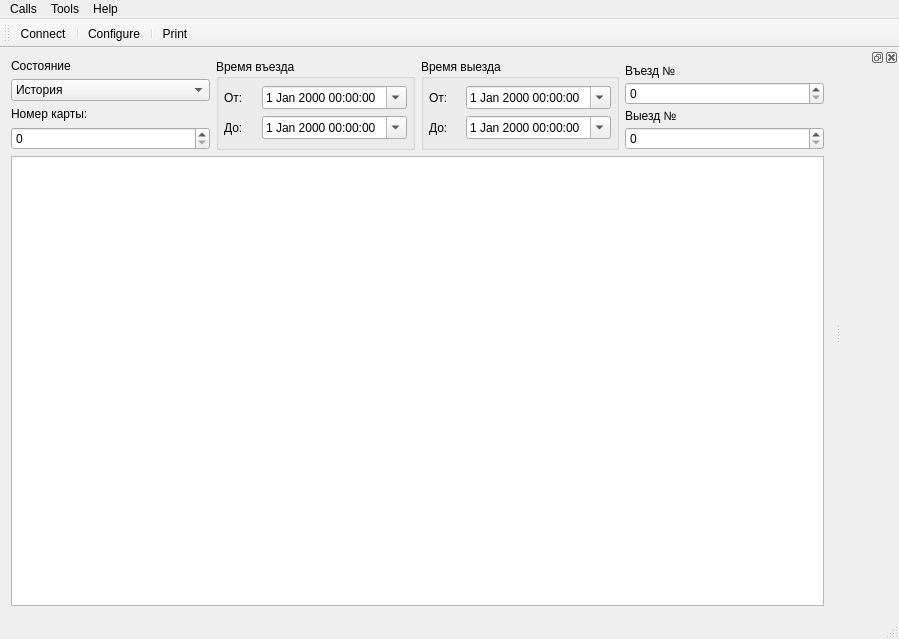
Before: the Qt Designer form Client/mainwindow.ui in Baxulio/ParkingAS, drawn with Qt 5.
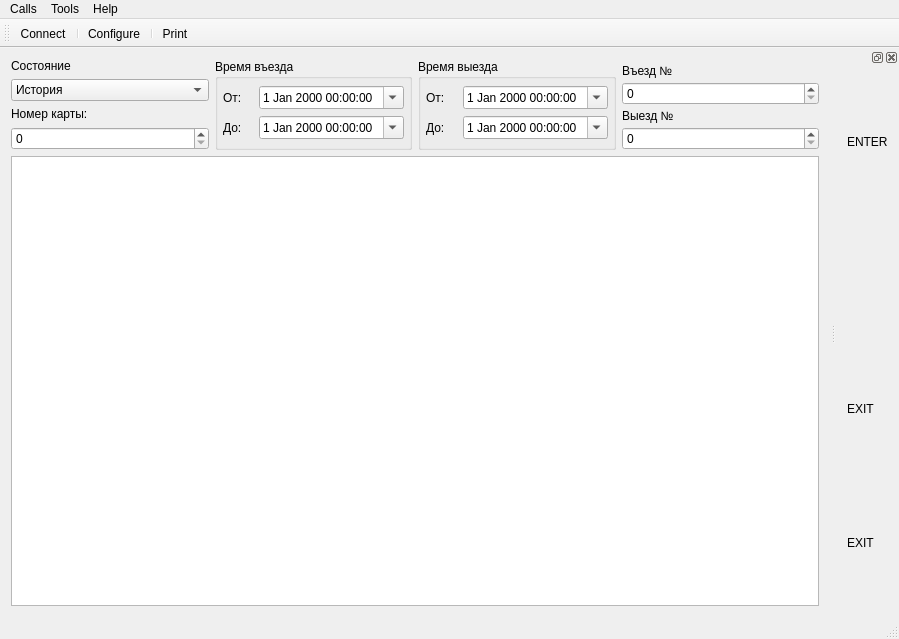
After: the same form once the commit is applied. Icons and pictures are not drawn.

Diff of the .ui file:
```diff
--- a/Client/mainwindow.ui
+++ b/Client/mainwindow.ui
@@ -259,7 +259,26 @@
        </layout>
       </item>
       <item>
-       <widget class="QTableView" name="tableView"/>
+       <widget class="QTableView" name="tableView">
+        <property name="showDropIndicator" stdset="0">
+         <bool>false</bool>
+        </property>
+        <property name="dragDropOverwriteMode">
+         <bool>false</bool>
+        </property>
+        <property name="alternatingRowColors">
+         <bool>true</bool>
+        </property>
+        <property name="selectionMode">
+         <enum>QAbstractItemView::SingleSelection</enum>
+        </property>
+        <property name="selectionBehavior">
+         <enum>QAbstractItemView::SelectRows</enum>
+        </property>
+        <property name="sortingEnabled">
+         <bool>true</bool>
+        </property>
+       </widget>
       </item>
      </layout>
     </item>
@@ -322,7 +341,38 @@
    <attribute name="dockWidgetArea">
     <number>2</number>
    </attribute>
-   <widget class="QWidget" name="dockWidgetContents"/>
+   <widget class="QWidget" name="dockWidgetContents">
+    <layout class="QVBoxLayout" name="verticalLayout_7">
+     <item>
+      <widget class="QLabel" name="label_9">
+       <property name="text">
+        <string>ENTER</string>
+       </property>
+      </widget>
+     </item>
+     <item>
+      <widget class="QLabel" name="enterSnapshot">
+       <property name="text">
+        <string/>
+       </property>
+      </widget>
+     </item>
+     <item>
+      <widget class="QLabel" name="label_10">
+       <property name="text">
+        <string>EXIT</string>
+       </property>
+      </widget>
+     </item>
+     <item>
+      <widget class="QLabel" name="exitSnapshot">
+       <property name="text">
+        <string>EXIT</string>
+       </property>
+      </widget>
+     </item>
+    </layout>
+   </widget>
   </widget>
   <action name="actionConnect">
    <property name="icon">
```
Left out of the diff: 2 changed lines with no effect on the pictures.
